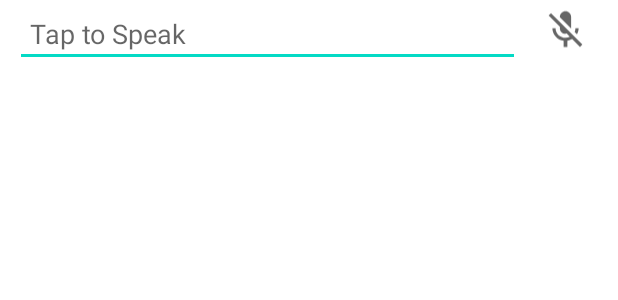
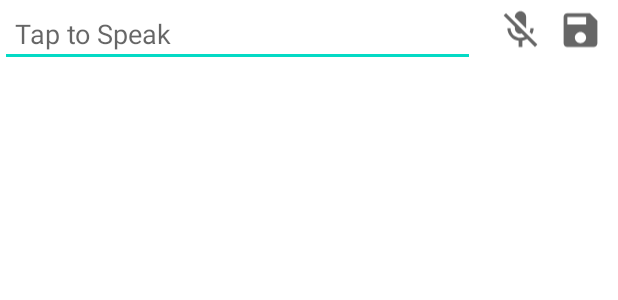
Before and after one commit to ianomokonov/mobile_2021, an Android app: the layout activity_main.xml on its own in the app's theme, with its tools: preview values and no code run, on a phone screen of 412 x 824 dp. Shown: the top 300 px of the screen. Run offline under Robolectric (Android 15) with nearby library versions, the phone set to English and light mode, and no system bars.

Commit message:
task 13 сохранение списка

```diff
--- /dev/null
+++ b/task_13/app/src/main/res/drawable/ic_baseline_save_24.xml
@@ -0,0 +1,10 @@
+<vector xmlns:android="http://schemas.android.com/apk/res/android"
+    android:width="24dp"
+    android:height="24dp"
+    android:viewportWidth="24"
+    android:viewportHeight="24"
+    android:tint="?attr/colorControlNormal">
+  <path
+      android:fillColor="@android:color/white"
+      android:pathData="M17,3L5,3c-1.11,0 -2,0.9 -2,2v14c0,1.1 0.89,2 2,2h14c1.1,0 2,-0.9 2,-2L21,7l-4,-4zM12,19c-1.66,0 -3,-1.34 -3,-3s1.34,-3 3,-3 3,1.34 3,3 -1.34,3 -3,3zM15,9L5,9L5,5h10v4z"/>
+</vector>
--- a/task_13/app/src/main/res/layout/activity_main.xml
+++ b/task_13/app/src/main/res/layout/activity_main.xml
@@ -7,31 +7,48 @@
     tools:context=".MainActivity">
 
     <RelativeLayout
+        android:id="@+id/relativeLayout"
         android:layout_width="match_parent"
+        android:layout_height="wrap_content"
         android:layout_centerInParent="true"
+        android:gravity="center_vertical"
         app:layout_constraintTop_toTopOf="parent"
-        android:layout_marginLeft="10dp"
-        android:layout_marginRight="10dp"
-        android:gravity="center_vertical"
-        android:layout_height="wrap_content">
+        tools:layout_editor_absoluteX="10dp">
+
         <EditText
+            android:id="@+id/text"
             android:layout_width="match_parent"
             android:layout_height="wrap_content"
+            android:layout_centerInParent="true"
+            android:layout_marginRight="15dp"
             android:layout_toLeftOf="@id/button"
-            android:layout_marginRight="15dp"
-            android:padding="10dp"
             android:hint="Tap to Speak"
-            android:id="@+id/text"
-            android:layout_centerInParent="true"
-            />
+            android:padding="10dp" />
+
         <ImageView
+            android:id="@+id/button"
             android:layout_width="40dp"
             android:layout_height="40dp"
+            android:layout_toLeftOf="@id/buttonSave"
             android:backgroundTint="#F9F8FA"
             android:paddingRight="10dp"
-            android:src="@drawable/ic_baseline_mic_off_24"
+            android:src="@drawable/ic_baseline_mic_off_24" />
+
+        <ImageView
+            android:id="@+id/buttonSave"
+            android:layout_width="40dp"
+            android:layout_height="40dp"
             android:layout_alignParentRight="true"
-            android:id="@+id/button"/>
+            android:backgroundTint="#F9F8FA"
+            android:paddingRight="10dp"
+            android:src="@drawable/ic_baseline_save_24" />
+
     </RelativeLayout>
 
+    <ListView
+        android:id="@+id/deviceList"
+        android:layout_width="match_parent"
+        android:layout_height="wrap_content"
+        app:layout_constraintTop_toBottomOf="@id/relativeLayout"/>
+
 </androidx.constraintlayout.widget.ConstraintLayout>
```
Also changed, not shown: task_13/app/src/main/java/com/example/task_13/MainActivity.java (+96 -0 lines), task_13/app/src/main/java/com/example/task_13/models/HistoryItem.java (added, +13 -0 lines).
